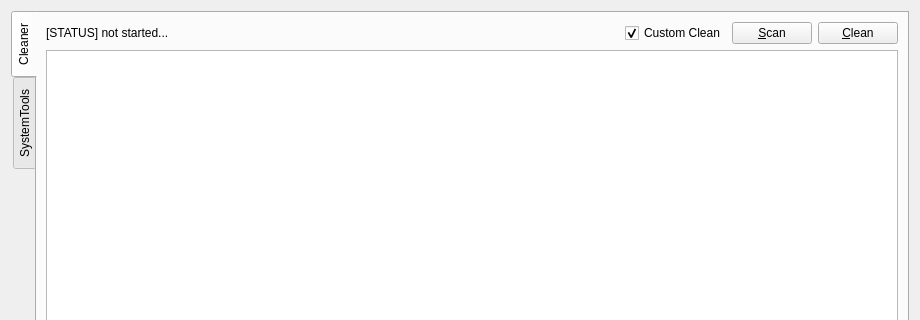
BlackINT3/OpenArk, file src/OpenArk/ui/utilities.ui: the form before one commit; both pictures show x 0 to 920 and y 0 to 320 of the 920 by 718 pixel window.
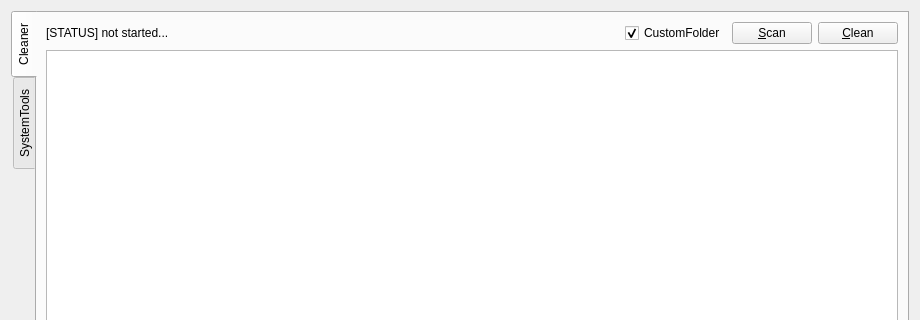
The form after the commit.

```diff
--- a/src/OpenArk/ui/utilities.ui
+++ b/src/OpenArk/ui/utilities.ui
@@ -38,17 +38,23 @@
          <item>
           <widget class="QLabel" name="statusLabel">
            <property name="sizePolicy">
-            <sizepolicy hsizetype="Fixed" vsizetype="Preferred">
+            <sizepolicy hsizetype="Preferred" vsizetype="Preferred">
              <horstretch>0</horstretch>
              <verstretch>0</verstretch>
             </sizepolicy>
            </property>
            <property name="minimumSize">
             <size>
-             <width>400</width>
+             <width>0</width>
              <height>0</height>
             </size>
            </property>
+           <property name="maximumSize">
+            <size>
+             <width>16777215</width>
+             <height>16777215</height>
+            </size>
+           </property>
            <property name="text">
             <string>[STATUS] not started...</string>
            </property>
@@ -70,7 +76,7 @@
          <item>
           <widget class="QCheckBox" name="custom_scan_check_box">
            <property name="text">
-            <string>Custom Clean</string>
+            <string>CustomFolder</string>
            </property>
            <property name="checked">
             <bool>true</bool>
```
Left out of the diff: 15 changed lines with no effect on the pictures.
